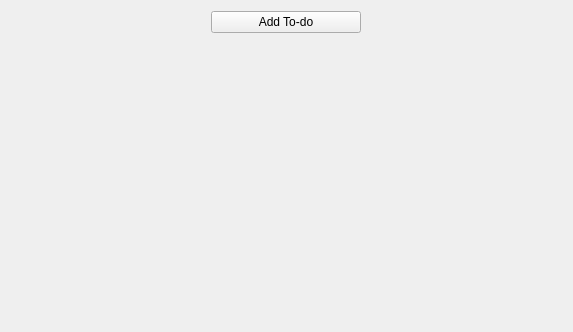
The window that designs/xml/todo_widget.ui (daniel-deru/WorkMate-3.0) describes before a commit, drawn with Qt 5.
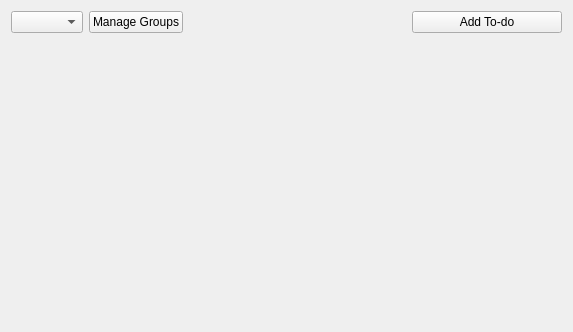
The same window after the commit.

Commit message: added new widgets to the feature windows

Patch:
```diff
--- a/designs/xml/todo_widget.ui
+++ b/designs/xml/todo_widget.ui
@@ -19,6 +19,32 @@
   <layout class="QVBoxLayout" name="verticalLayout_2">
    <item>
     <layout class="QHBoxLayout" name="horizontalLayout">
+     <item>
+      <widget class="QComboBox" name="cmb_groups"/>
+     </item>
+     <item>
+      <widget class="QPushButton" name="btn_groups">
+       <property name="cursor">
+        <cursorShape>PointingHandCursor</cursorShape>
+       </property>
+       <property name="text">
+        <string>Manage Groups</string>
+       </property>
+      </widget>
+     </item>
+     <item>
+      <spacer name="horizontalSpacer">
+       <property name="orientation">
+        <enum>Qt::Horizontal</enum>
+       </property>
+       <property name="sizeHint" stdset="0">
+        <size>
+         <width>40</width>
+         <height>20</height>
+        </size>
+       </property>
+      </spacer>
+     </item>
      <item>
       <widget class="QPushButton" name="btn_add_todo">
        <property name="sizePolicy">
```
The commit also changes 7 other files.
